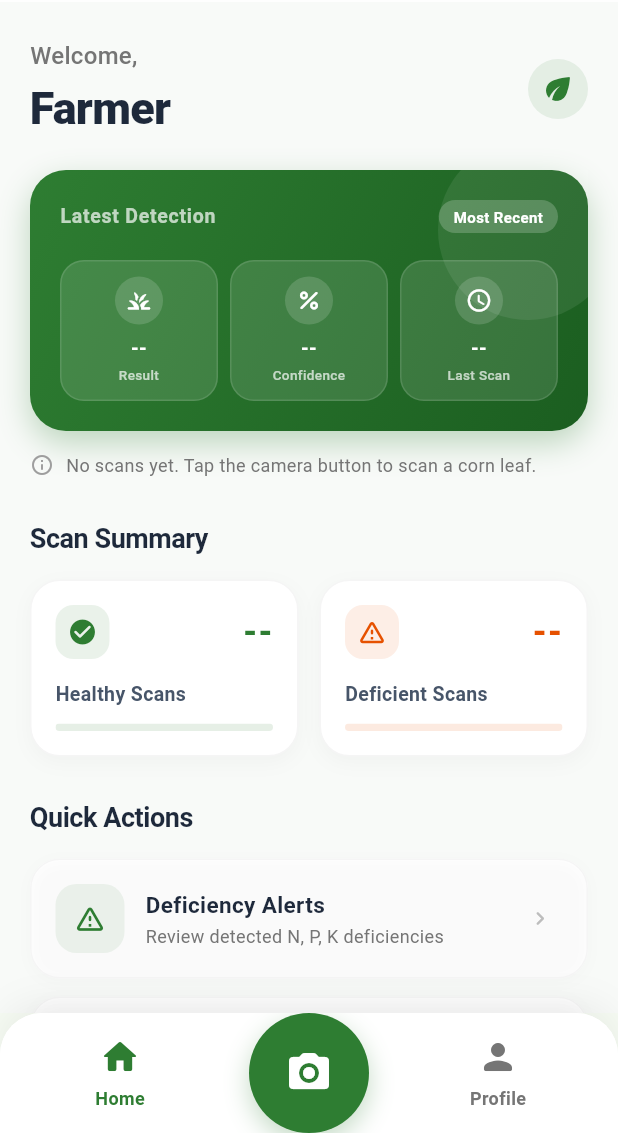
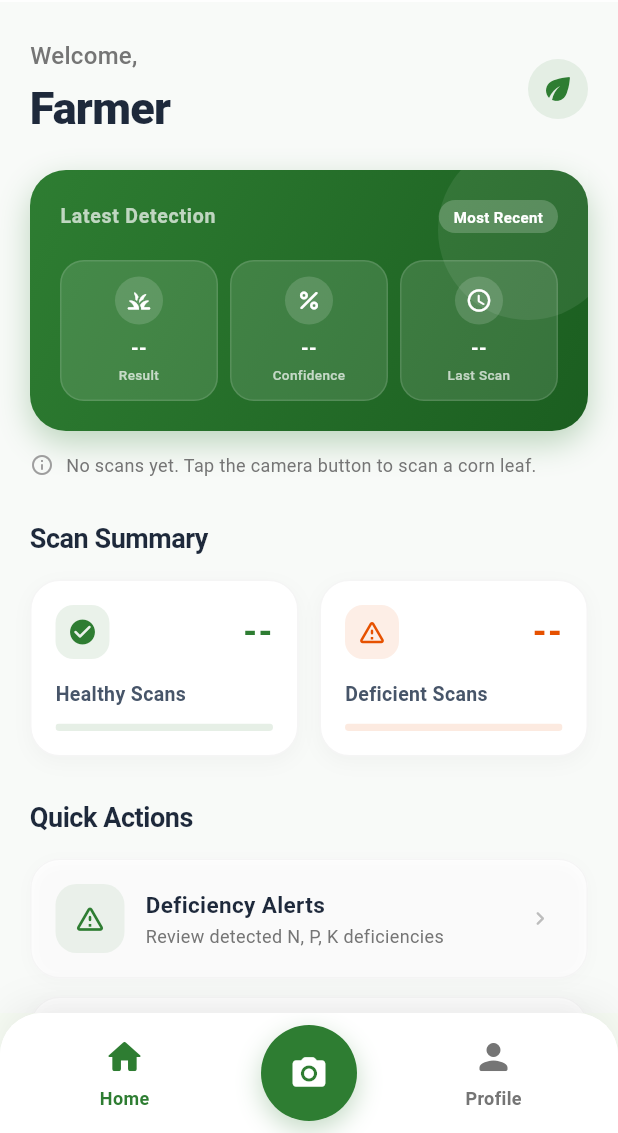
Before and after one commit to dunkinnn/corndetector, a Flutter app: the RootTabScreen screen opened directly, on a phone screen of 412 x 824 dp, the part 103-1236 px from its top. Run offline on Flutter 3.47's test engine with Material 3 defaults, Android fonts, the phone set to English and light mode, and no system bars; our stand-ins replace camera, flutter_secure_storage, image_picker, shared_preferences, supabase_flutter; accounts and stored records are empty.

```diff
--- a/lib/app.dart
+++ b/lib/app.dart
@@ -15,7 +15,7 @@ class App extends StatelessWidget {
     final isSignedIn = supabase.auth.currentSession != null;
 
     return MaterialApp(
-      title: 'Corn Leaf Nutrient Detector',
+      title: 'MaisNutri',
       debugShowCheckedModeBanner: false,
       theme: ThemeData(
         colorScheme: ColorScheme.fromSeed(seedColor: AppColors.brandGreen),
--- a/lib/widgets/app_bottom_nav.dart
+++ b/lib/widgets/app_bottom_nav.dart
@@ -25,7 +25,7 @@ class AppBottomNav extends StatelessWidget {
 
   static const Color _primaryColor = Color(0xFF2E7D32);
 
-  static const double _barHeight = 112;
+  static const double _barHeight = 86;
 
   @override
   Widget build(BuildContext context) {
@@ -69,7 +69,7 @@ class AppBottomNav extends StatelessWidget {
                     ),
                   ),
                   SizedBox(
-                    width: 92,
+                    width: 80,
                     child: Center(
                       child: _buildCameraItem(
                         selected: current == AppTab.scan,
@@ -150,12 +150,12 @@ class AppBottomNav extends StatelessWidget {
   }) {
     return InkWell(
       onTap: onTap,
-      borderRadius: BorderRadius.circular(40),
+      borderRadius: BorderRadius.circular(32),
       child: Padding(
         padding: const EdgeInsets.symmetric(horizontal: 0, vertical: 0),
         child: Container(
-          width: 80,
-          height: 80,
+          width: 64,
+          height: 64,
           decoration: BoxDecoration(
             color: _primaryColor,
             shape: BoxShape.circle,
@@ -170,7 +170,7 @@ class AppBottomNav extends StatelessWidget {
           child: const Icon(
             Icons.camera_alt_rounded,
             color: Colors.white,
-            size: 32,
+            size: 26,
           ),
         ),
       ),
```
Also changed, not shown: 30 other files.
